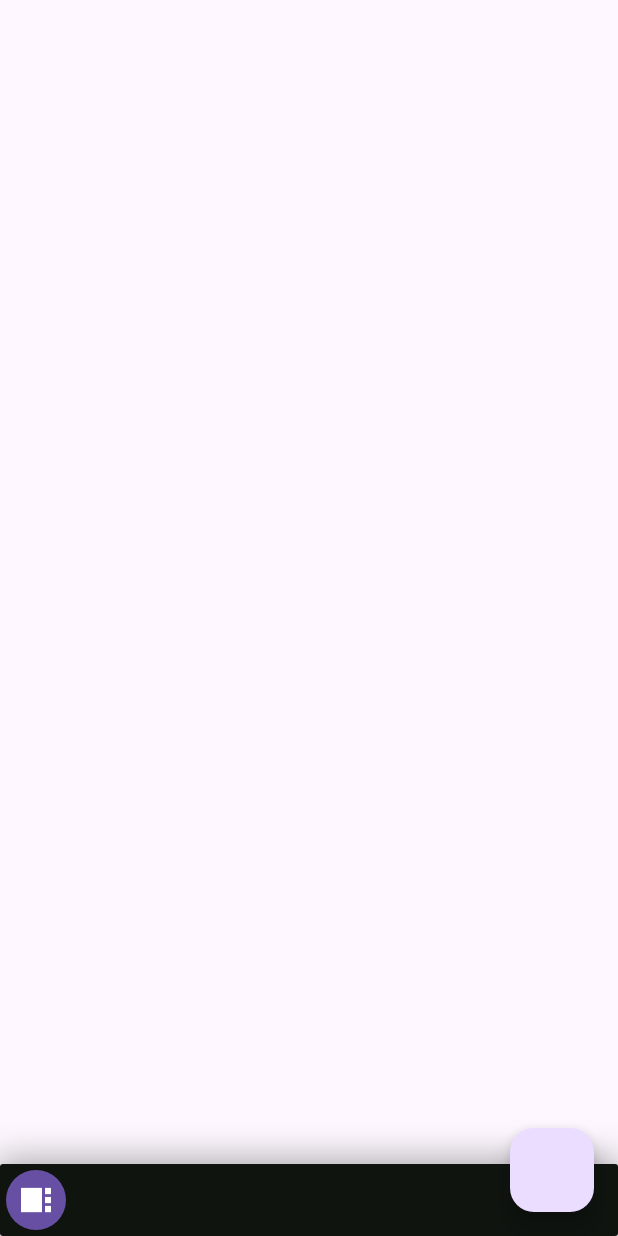
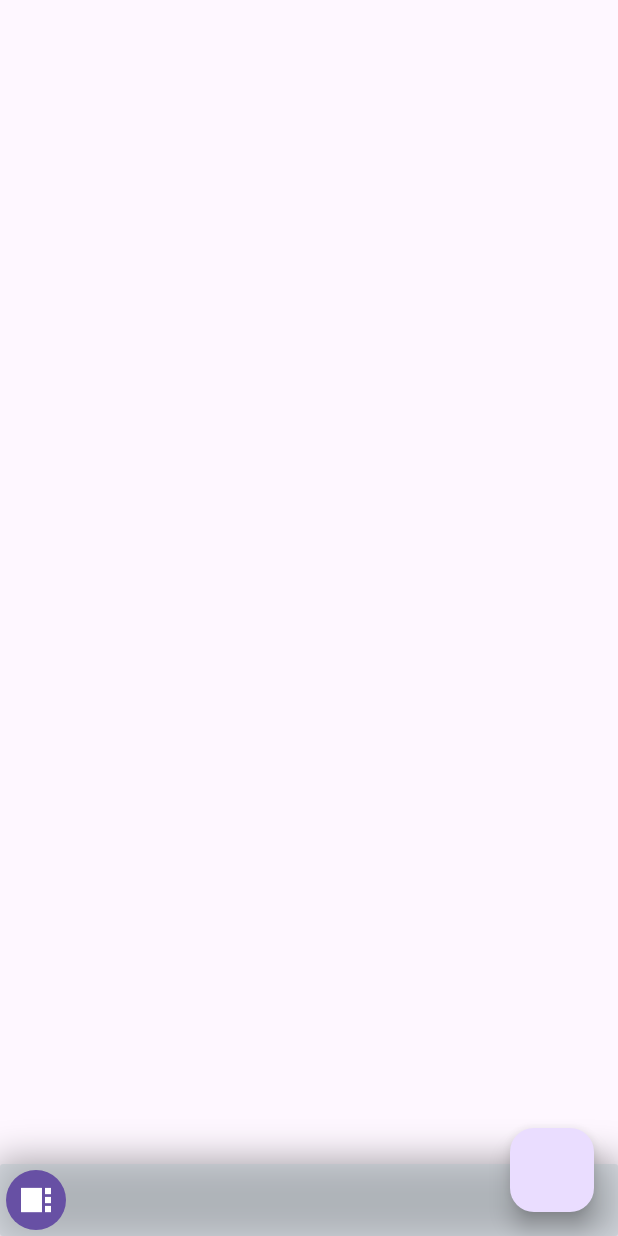
Before and after one commit to bidyut12345/mdiwindow, a Flutter app: the screen it shows after launch, on a phone screen of 412 x 824 dp. Run offline on Flutter 3.47's test engine with Material 3 defaults, Android fonts, the phone set to English and light mode, and no system bars; missing offline and left inert: dart:ffi, menu_bar.

Commit message:
New updates

```diff
--- a/lib/src/mdi_manager.dart
+++ b/lib/src/mdi_manager.dart
@@ -18,6 +18,10 @@ class MdiManagerState extends State<MdiManager> {
   void initState() {
     super.initState();
     mdiController = widget.mdiController;
+  }
+
+  bool isDarkMode() {
+    return Theme.of(context).brightness == Brightness.dark;
   }
 
   @override
@@ -42,7 +46,7 @@ class MdiManagerState extends State<MdiManager> {
                 Visibility(
                   visible: widget.mdiController.windows.where((element) => element.isDialog).isNotEmpty,
                   child: Container(
-                    color: Colors.black.withOpacity(0.5),
+                    color: isDarkMode() ? Colors.black.withOpacity(0.5) : Colors.white.withOpacity(0.5),
                     child: Stack(
                       fit: StackFit.expand,
                       children: widget.mdiController.windows.where((element) => element.isDialog).map((e) {
@@ -64,8 +68,8 @@ class MdiManagerState extends State<MdiManager> {
     return widget.mdiController.windows.where((element) => element.isDialog).isNotEmpty
         ? Container()
         : Container(
-            decoration: const BoxDecoration(
-              color: Color.fromARGB(255, 15, 20, 15),
+            decoration: BoxDecoration(
+              color: isDarkMode() ? Color.fromARGB(120, 15, 20, 15) : Color.fromARGB(120, 179, 194, 199),
               borderRadius: BorderRadius.all(Radius.circular(2)),
               boxShadow: [
                 BoxShadow(
@@ -133,9 +137,7 @@ class MdiManagerState extends State<MdiManager> {
                                     key: ValueKey("form_task${item.formIndex}"),
                                     style: ElevatedButton.styleFrom(
                                       padding: const EdgeInsets.only(top: 3, left: 10, bottom: 3, right: 10),
-                                      backgroundColor: item == widget.mdiController.windows.last
-                                          ? Colors.blue[500]
-                                          : const Color.fromARGB(255, 23, 66, 109),
+                                      backgroundColor: item == widget.mdiController.windows.last ? Colors.blue[500] : const Color.fromARGB(255, 23, 66, 109),
                                       minimumSize: const Size(100, 32),
                                       alignment: Alignment.centerLeft,
                                     ),
@@ -168,9 +170,7 @@ class MdiManagerState extends State<MdiManager> {
                                       } else {}
 
                                       if (!isRestored) {
-                                        if (mdiController.windows.isNotEmpty &&
-                                            mdiController.windows.last == item &&
-                                            !isRestored) {
+                                        if (mdiController.windows.isNotEmpty && mdiController.windows.last == item && !isRestored) {
                                           item?.isWindowDraggin = false;
                                           item?.isAnimationEnded = false;
                                           item?.isMinimized = true;
@@ -234,11 +234,8 @@ class MdiManagerState extends State<MdiManager> {
     //   final RenderBox renderBox = ValueKey("form_task${e.formIndex}")..currentContext?.findRenderObject() as RenderBox;
     //   final Size size = renderBox.size;
     // }
-    double leftLocal =
-        e.isMinimized ? minimizedLeft : (e.isMaximized ? 0 : ((e.x! * boxcons.maxWidth) - (widthLocal! / 2)));
-    double topLocal = e.isMinimized
-        ? boxcons.maxHeight + 10
-        : (e.isMaximized ? 0 : ((e.y! * boxcons.maxHeight) - (heightLocal! / 2)));
+    double leftLocal = e.isMinimized ? minimizedLeft : (e.isMaximized ? 0 : ((e.x! * boxcons.maxWidth) - (widthLocal! / 2)));
+    double topLocal = e.isMinimized ? boxcons.maxHeight + 10 : (e.isMaximized ? 0 : ((e.y! * boxcons.maxHeight) - (heightLocal! / 2)));
     if (!MdiConfig.adjustWindowSizePositionOnParentSizeChanged) {
       leftLocal = e.isMinimized ? 20 : (e.isMaximized ? 0 : e.x!);
       topLocal = e.isMinimized ? boxcons.maxHeight + 10 : (e.isMaximized ? 0 : e.y!);
```
Also changed, not shown: lib/src/resizable_window.dart (+58 -52 lines).
